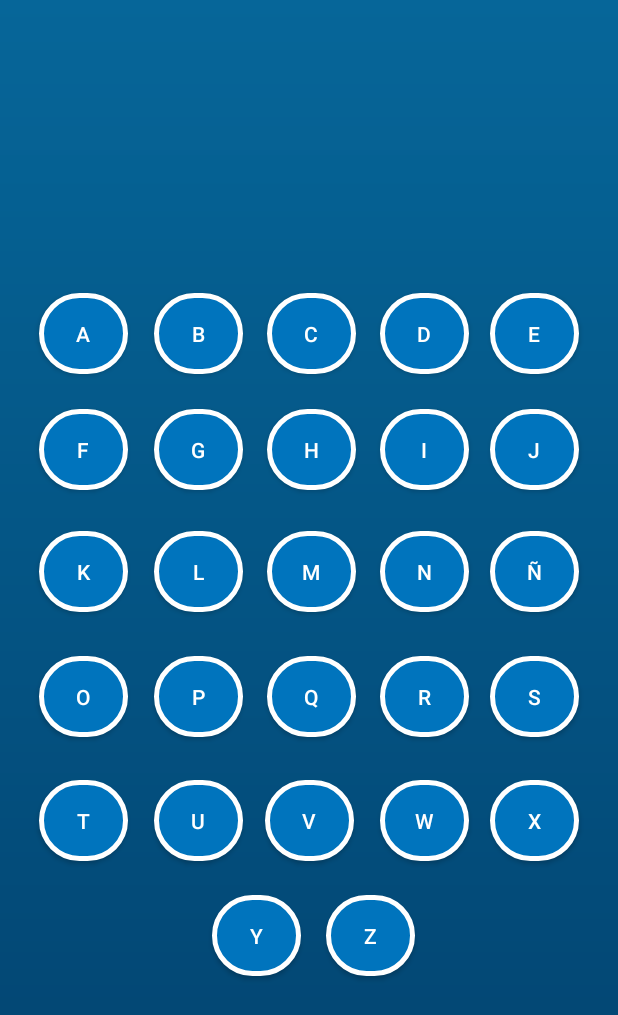
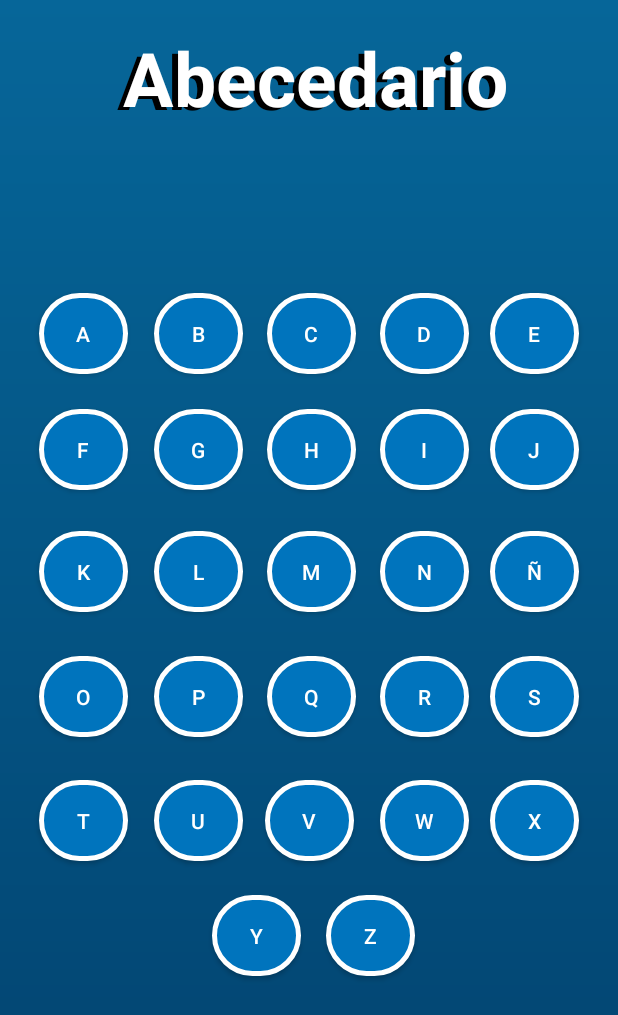
Before and after one commit to VictorHCH/AutiTec, an Android app: the abecedario screen opened directly, with no data from a screen before it, on a phone screen of 412 x 824 dp. Shown: the top 1015 px of the screen. Run offline under Robolectric (Android 15) with nearby library versions, the light colour scheme and no system bars.

Commit message:
Version 3.3.2
Titulo de la pantalla menu abecedario

```diff
--- a/Carrusel/app/src/main/res/layout/abecedario.xml
+++ b/Carrusel/app/src/main/res/layout/abecedario.xml
@@ -9,6 +9,31 @@
     tools:visibility="visible"
      android:background="@drawable/_bg__inicio_ek2_shape">
 
+
+    <TextView
+    android:layout_width="match_parent"
+    android:layout_height="match_parent"
+    android:text="Abecedario"
+    android:gravity="center_horizontal"
+
+    android:textColor="@color/black"
+    android:layout_marginTop="20dp"
+    android:textSize="50sp"
+
+    android:textStyle="bold"
+        ></TextView>
+
+    <TextView
+        android:layout_width="match_parent"
+        android:layout_height="match_parent"
+        android:text="Abecedario"
+        android:gravity="center_horizontal"
+        android:textSize="50sp"
+        android:textStyle="bold"
+        android:textColor="@color/white"
+        android:layout_marginTop="18dp"
+        android:layout_marginLeft="8dp"
+        ></TextView>
 
     <Button
         android:id="@+id/botonA"
```
